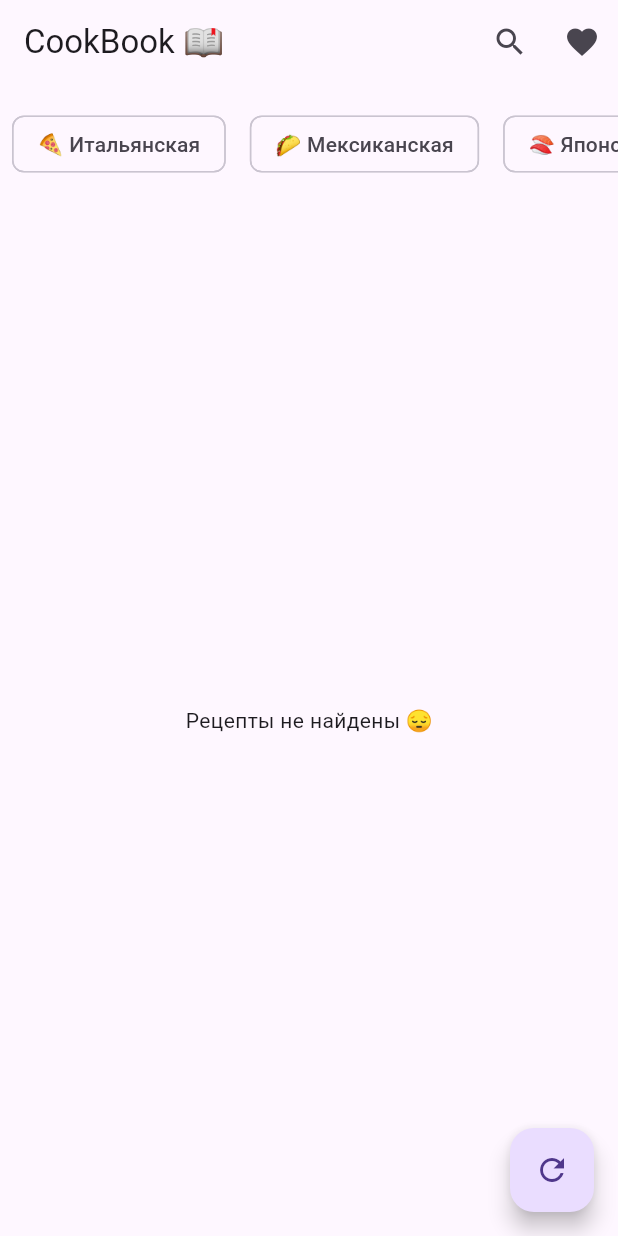
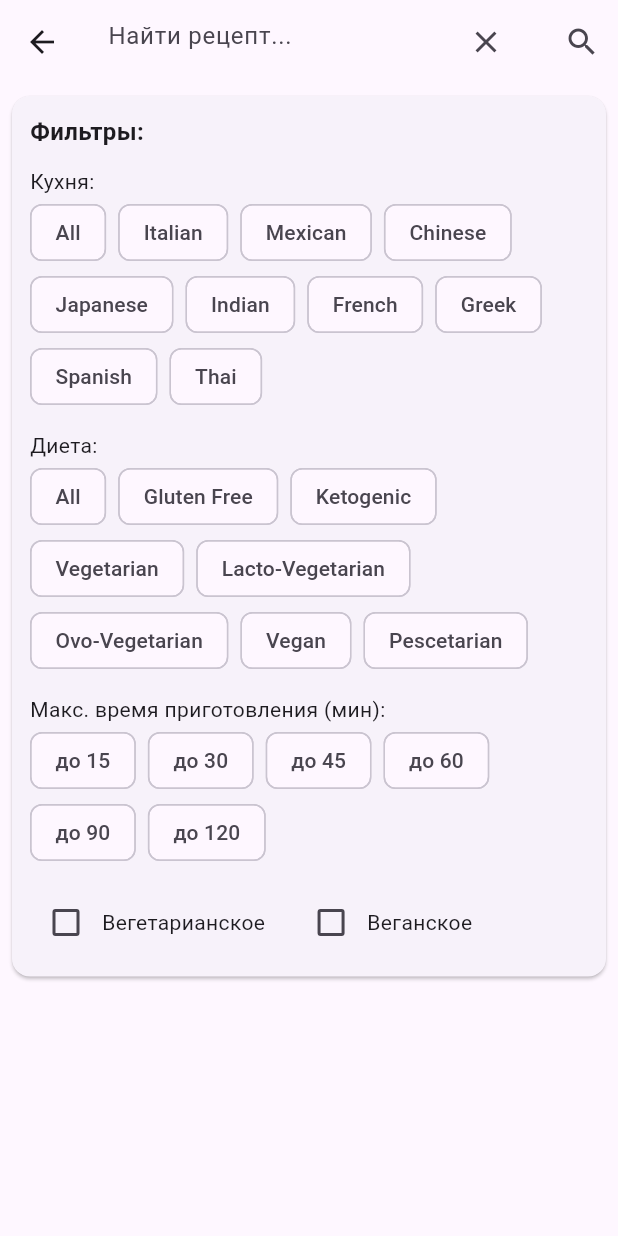
Before and after one commit to Sawolfer/RecipeMuseum, a Flutter app: the screen it shows after launch, after a tap on the "search" icon, on a phone screen of 412 x 824 dp. Run offline on Flutter 3.47's test engine with Material 3 defaults, Android fonts, the phone set to English and light mode, and no system bars; network calls fail.

Commit message:
Search screen

```diff
--- a/recipe_museum/lib/main.dart
+++ b/recipe_museum/lib/main.dart
@@ -1,5 +1,7 @@
 import 'package:flutter/material.dart';
 import '../screens/home_screen.dart';
+import 'screens/recipe_details_screen.dart';
+import 'screens/search_screen.dart';
 
 void main() {
   runApp(MyApp());
@@ -9,14 +11,15 @@ class MyApp extends StatelessWidget {
   @override
   Widget build(BuildContext context) {
     return MaterialApp(
-      title: 'RecipeMuseum',
+      title: 'CookBook',
       theme: ThemeData(
         primarySwatch: Colors.orange,
         visualDensity: VisualDensity.adaptivePlatformDensity,
       ),
       initialRoute: '/',
       routes: {
-        '/': (context) => HomeScreen()
+        '/': (context) => HomeScreen(),
+        '/search': (context) => SearchScreen(),
       },
     );
   }
--- /dev/null
+++ b/recipe_museum/lib/screens/search_screen.dart
@@ -0,0 +1,286 @@
+import 'package:flutter/material.dart';
+import '../models/recipe_model.dart';
+import '../interactors/api_service.dart';
+import '../components/recipe_card.dart';
+
+class SearchScreen extends StatefulWidget {
+  @override
+  _SearchScreenState createState() => _SearchScreenState();
+}
+
+class _SearchScreenState extends State<SearchScreen> {
+  final ApiService _apiService = ApiService();
+  final TextEditingController _searchController = TextEditingController();
+  List<Recipe> _searchResults = [];
+  bool _isLoading = false;
+  bool _hasSearched = false;
+  String? _selectedCuisine;
+  String? _selectedDiet;
+  int? _maxReadyTime;
+  bool _vegetarian = false;
+  bool _vegan = false;
+
+  // Фильтры
+  final List<String> _cuisines = [
+    'All', 'Italian', 'Mexican', 'Chinese', 'Japanese',
+    'Indian', 'French', 'Greek', 'Spanish', 'Thai'
+  ];
+
+  final List<String> _diets = [
+    'All', 'Gluten Free', 'Ketogenic', 'Vegetarian',
+    'Lacto-Vegetarian', 'Ovo-Vegetarian', 'Vegan', 'Pescetarian'
+  ];
+
+  final List<int> _cookingTimes = [15, 30, 45, 60, 90, 120];
+
+  Future<void> _performSearch() async {
+    if (_searchController.text.trim().isEmpty) {
+      ScaffoldMessenger.of(context).showSnackBar(
+        SnackBar(content: Text('Введите поисковый запрос')),
+      );
+      return;
+    }
+
+    setState(() {
+      _isLoading = true;
+      _hasSearched = true;
+    });
+
+    try {
+      // Формируем строку запроса с фильтрами
+      String query = _searchController.text.trim();
+
+      // Добавляем фильтры к запросу
+      String filters = '';
+      if (_selectedCuisine != null && _selectedCuisine != 'All') {
+        filters += '&cuisine=${_selectedCuisine!.toLowerCase()}';
+      }
+      if (_selectedDiet != null && _selectedDiet != 'All') {
+        filters += '&diet=${_selectedDiet!.toLowerCase().replaceAll(' ', '')}';
+      }
+      if (_maxReadyTime != null) {
+        filters += '&maxReadyTime=$_maxReadyTime';
+      }
+      if (_vegetarian) {
+        filters += '&vegetarian=true';
+      }
+      if (_vegan) {
+        filters += '&vegan=true';
+      }
+
+      // Выполняем поиск
+      final results = await _apiService.searchRecipes(query);
+
+      setState(() {
+        _searchResults = results;
+        _isLoading = false;
+      });
+
+      // Скрываем клавиатуру
+      FocusScope.of(context).unfocus();
+    } catch (e) {
+      print('Ошибка поиска: $e');
+      setState(() => _isLoading = false);
+    }
+  }
+
+  void _clearSearch() {
+    setState(() {
+      _searchController.clear();
+      _searchResults.clear();
+      _hasSearched = false;
+      _selectedCuisine = null;
+      _selectedDiet = null;
+      _maxReadyTime = null;
+      _vegetarian = false;
+      _vegan = false;
+    });
+    FocusScope.of(context).unfocus();
+  }
+
+  Widget _buildFilterSection() {
+    return Card(
+      margin: EdgeInsets.all(8),
+      child: Padding(
+        padding: const EdgeInsets.all(12),
+        child: Column(
+          crossAxisAlignment: CrossAxisAlignment.start,
+          children: [
+            Text('Фильтры:', style: TextStyle(fontSize: 16, fontWeight: FontWeight.bold)),
+            SizedBox(height: 12),
+
+            // Кухня
+            Text('Кухня:', style: TextStyle(fontSize: 14)),
+            Wrap(
+              spacing: 8,
+              children: _cuisines.map((cuisine) {
+                return FilterChip(
+                  label: Text(cuisine),
+                  selected: _selectedCuisine == cuisine,
+                  onSelected: (selected) {
+                    setState(() {
+                      _selectedCuisine = selected ? cuisine : null;
+                    });
+                  },
+                );
+              }).toList(),
+            ),
+
+            SizedBox(height: 12),
+
+            // Диета
+            Text('Диета:', style: TextStyle(fontSize: 14)),
+            Wrap(
+              spacing: 8,
+              children: _diets.map((diet) {
+                return FilterChip(
+                  label: Text(diet),
+                  selected: _selectedDiet == diet,
+                  onSelected: (selected) {
+                    setState(() {
+                      _selectedDiet = selected ? diet : null;
+                    });
+                  },
+                );
+              }).toList(),
+            ),
+
+            SizedBox(height: 12),
+
+            // Время приготовления
+            Text('Макс. время приготовления (мин):', style: TextStyle(fontSize: 14)),
+            Wrap(
+              spacing: 8,
+              children: _cookingTimes.map((time) {
+                return FilterChip(
+                  label: Text('до $time'),
+                  selected: _maxReadyTime == time,
+                  onSelected: (selected) {
+                    setState(() {
+                      _maxReadyTime = selected ? time : null;
+                    });
+                  },
+                );
+              }).toList(),
+            ),
+
+            SizedBox(height: 12),
+
+            // Вегетарианское/Веганское
+            Row(
+              children: [
+                Checkbox(
+                  value: _vegetarian,
+                  onChanged: (value) => setState(() => _vegetarian = value ?? false),
+                ),
+                Text('Вегетарианское'),
+                SizedBox(width: 20),
+                Checkbox(
+                  value: _vegan,
+                  onChanged: (value) => setState(() => _vegan = value ?? false),
+                ),
+                Text('Веганское'),
+              ],
+            ),
+          ],
+        ),
+      ),
+    );
+  }
+
+  @override
+  Widget build(BuildContext context) {
+    return Scaffold(
+      appBar: AppBar(
+        title: TextField(
+          controller: _searchController,
+          decoration: InputDecoration(
+            hintText: 'Найти рецепт...',
+            border: InputBorder.none,
+            suffixIcon: IconButton(
+              icon: Icon(Icons.clear),
+              onPressed: _clearSearch,
+            ),
+          ),
+          onSubmitted: (_) => _performSearch(),
+        ),
+        actions: [
+          IconButton(
+            icon: Icon(Icons.search),
+            onPressed: _performSearch,
+          ),
+        ],
+      ),
+      body: Column(
+        children: [
+          // Фильтры
+          Expanded(
+            flex: _hasSearched ? 0 : 1,
+            child: SingleChildScrollView(
+              child: _buildFilterSection(),
+            ),
+          ),
+
+          // Результаты поиска
+          Expanded(
+            flex: _hasSearched ? 3 : 0,
+            child: _hasSearched
+                    ? _searchResults.isEmpty
+                        ? Center(
+                            child: Column(
+                              mainAxisAlignment: MainAxisAlignment.center,
+                              children: [
+                                Icon(
+                                  Icons.search_off,
+                                  size: 80,
+                                  color: Colors.grey[400],
+                                ),
+                                SizedBox(height: 16),
+                                Text(
+                                  'Рецепты не найдены',
+                                  style: TextStyle(
+                                    fontSize: 18,
+                                    color: Colors.grey[600],
+                                  ),
+                                ),
+                                SizedBox(height: 8),
+                                Text(
+                                  'Попробуйте изменить запрос или фильтры',
+                                  style: TextStyle(color: Colors.grey[500]),
+                                ),
+                              ],
+                            ),
+                          )
+                        : ListView.builder(
+                            itemCount: _searchResults.length,
+                            itemBuilder: (context, index) {
+                              return RecipeCard(recipe: _searchResults[index]);
+                            },
+                          )
+                    : Container(),
+          ),
+        ],
+      ),
+      floatingActionButton: _hasSearched && _searchResults.isNotEmpty
+          ? FloatingActionButton.extended(
+              icon: Icon(Icons.filter_alt),
+              label: Text('Фильтры'),
+              onPressed: () {
+                showModalBottomSheet(
+                  context: context,
+                  builder: (context) => SingleChildScrollView(
+                    child: _buildFilterSection(),
+                  ),
+                );
+              },
+            )
+          : null,
+    );
+  }
+
+  @override
+  void dispose() {
+    _searchController.dispose();
+    super.dispose();
+  }
+}
```
